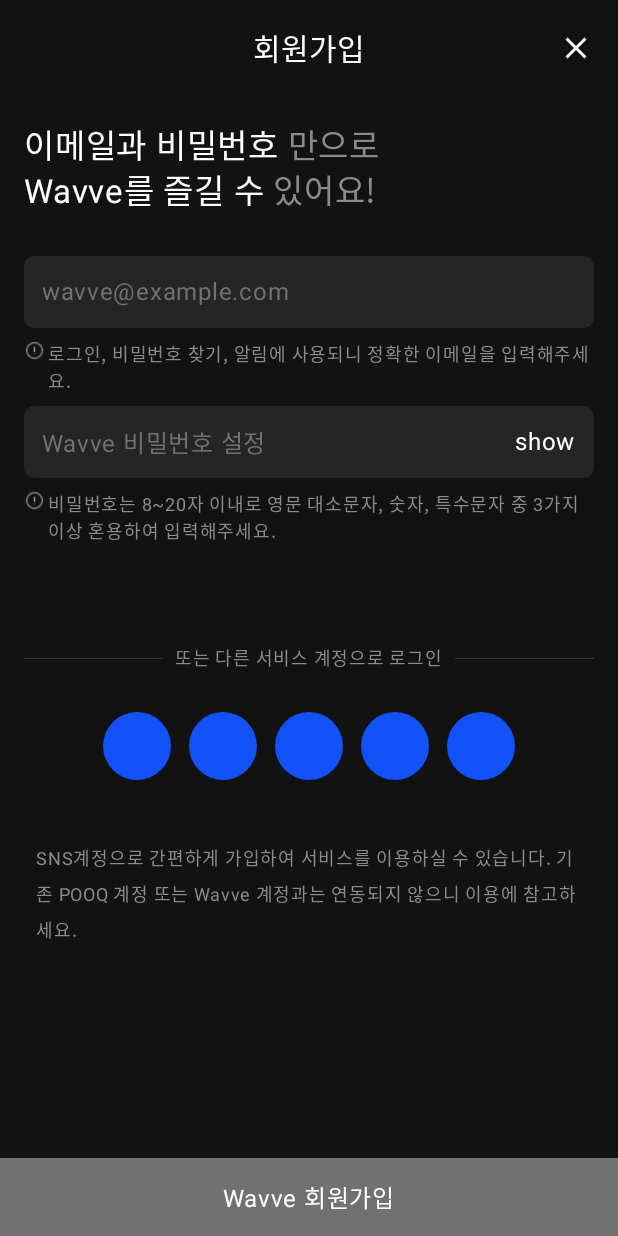
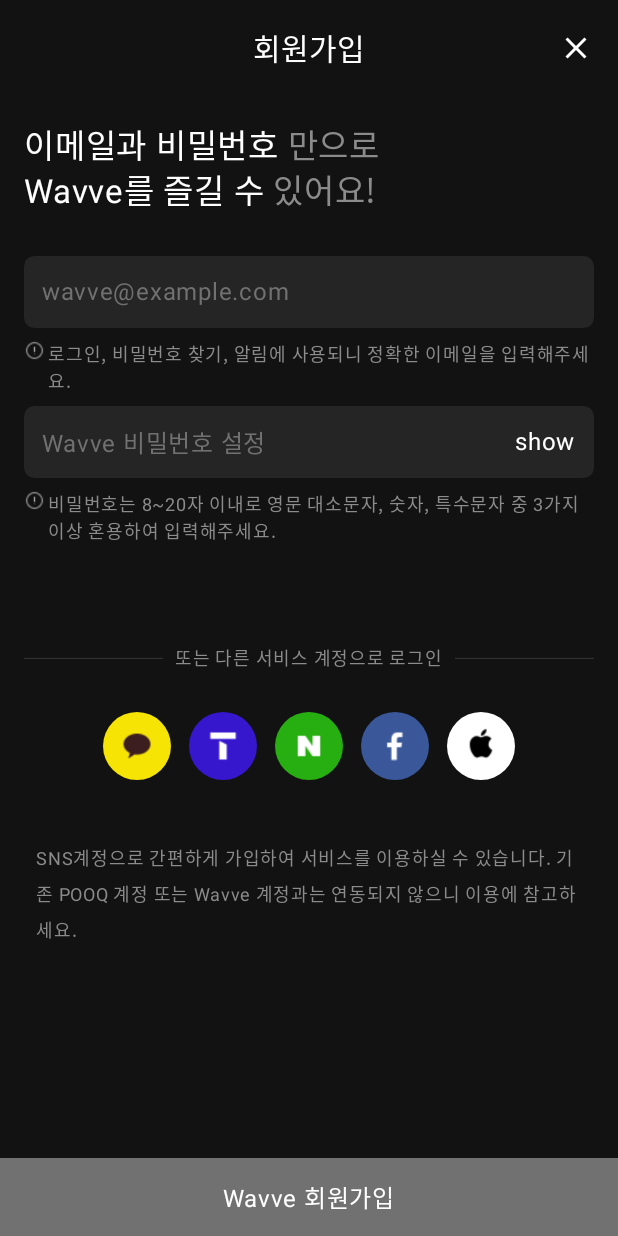
Before and after one commit to AND-SOPT-ANDROID/jihyeon-jin, an Android app built with Jetpack Compose: the SignUpActivity screen opened directly, with no data from a screen before it, on a phone screen of 412 x 824 dp. Run offline under Robolectric (Android 15) with nearby library versions, the phone set to English and light mode, and no system bars.

Commit message:
ui/#3 : 간편 로그인 아이템 UI

```diff
--- /dev/null
+++ b/app/src/main/java/org/sopt/and/data/ServiceAccountIconWithColor.kt
@@ -0,0 +1,6 @@
+package org.sopt.and.data
+
+import androidx.compose.ui.graphics.Color
+import androidx.compose.ui.graphics.painter.Painter
+
+data class ServiceAccountIconWithColor(val icon: Painter, val color: Color, val description: String)
--- a/app/src/main/java/org/sopt/and/ui/component/ServiceAccountItemRow.kt
+++ b/app/src/main/java/org/sopt/and/ui/component/ServiceAccountItemRow.kt
@@ -1,5 +1,6 @@
 package org.sopt.and.ui.component
 
+import androidx.compose.foundation.Image
 import androidx.compose.foundation.background
 import androidx.compose.foundation.layout.Arrangement
 import androidx.compose.foundation.layout.Box
@@ -12,26 +13,81 @@ import androidx.compose.runtime.Composable
 import androidx.compose.ui.Alignment
 import androidx.compose.ui.Modifier
 import androidx.compose.ui.draw.clip
+import androidx.compose.ui.graphics.Color
+import androidx.compose.ui.res.painterResource
+import androidx.compose.ui.res.stringResource
 import androidx.compose.ui.unit.dp
+import org.sopt.and.R
+import org.sopt.and.data.ServiceAccountIconWithColor
+import org.sopt.and.ui.theme.AppleBg
+import org.sopt.and.ui.theme.FacebookBg
+import org.sopt.and.ui.theme.KaKaoBg
+import org.sopt.and.ui.theme.NaverBg
+import org.sopt.and.ui.theme.TBg
 import org.sopt.and.ui.theme.WavvePrimary
 
 @Composable
 fun ServiceAccountItemRow(
     modifier: Modifier = Modifier,
+    items: List<ServiceAccountIconWithColor> = listOf(
+        ServiceAccountIconWithColor(
+            icon = painterResource(R.drawable.ic_kakao),
+            color = KaKaoBg,
+            description = stringResource(
+                R.string.sign_image_description_kakao
+            )
+        ),
+        ServiceAccountIconWithColor(
+            icon = painterResource(R.drawable.ic_t),
+            color = TBg,
+            description = stringResource(
+                R.string.sign_image_description_t
+            )
+        ),
+        ServiceAccountIconWithColor(
+            icon = painterResource(R.drawable.ic_naver),
+            color = NaverBg,
+            description = stringResource(
+                R.string.sign_image_description_naver
+            )
+        ),
+        ServiceAccountIconWithColor(
+            icon = painterResource(R.drawable.ic_facebook),
+            color = FacebookBg,
+            description = stringResource(
+                R.string.sign_image_description_facebook
+            )
+        ),
+        ServiceAccountIconWithColor(
+            icon = painterResource(R.drawable.ic_apple),
+            color = AppleBg,
+            description = stringResource(
+                R.string.sign_image_description_apple
+            )
+        ),
+    )
 ) {
+
     Row(
         modifier = modifier
             .fillMaxWidth()
             .padding(vertical = 24.dp),
         horizontalArrangement = Arrangement.spacedBy(12.dp, Alignment.CenterHorizontally)
-    ) {
-        repeat(5) {
+    )  {
+        items.forEach { item ->
             Box(
                 modifier = Modifier
                     .size(45.dp)
                     .clip(CircleShape)
-                    .background(color = WavvePrimary)
-            )
+                    .background(color = item.color),
+                contentAlignment = Alignment.Center // 아이콘을 중앙에 정렬
+            ) {
+                Image(
+                    painter = item.icon,
+                    contentDescription =  item.description, // 필요에 따라 설명 추가
+                    modifier = Modifier.size(24.dp) // 아이콘 크기 조정
+                )
+            }
         }
     }
 }
--- a/app/src/main/java/org/sopt/and/ui/theme/Color.kt
+++ b/app/src/main/java/org/sopt/and/ui/theme/Color.kt
@@ -20,3 +20,9 @@ val Gray2 = Color(0xFFDDDDDD)
 val Gray3 = Color(0xFF8B8B8B)
 val Gray4 = Color(0xFF434343)
 val Gray5 = Color(0xFF252525)
+
+val KaKaoBg = Color(0xFFF6E405)
+val TBg = Color(0xFF3617CD)
+val NaverBg = Color(0xFF27AF11)
+val AppleBg = Color(0xFFFFFFFF)
+val FacebookBg = Color(0xFF3A5899)
--- a/app/src/main/res/values/strings.xml
+++ b/app/src/main/res/values/strings.xml
@@ -56,6 +56,11 @@
     <string name="sign_in_text_field_hide">hide</string>
     <string name="sign_in_text_field_show">show</string>
     <string name="my_page_contents_image_description_no_content">No Content</string>
+    <string name="sign_image_description_kakao">KaKao Account</string>
+    <string name="sign_image_description_t">T Account</string>
+    <string name="sign_image_description_naver">Naver Account</string>
+    <string name="sign_image_description_facebook">FaceBook Account</string>
+    <string name="sign_image_description_apple">Apple Account</string>
 
     <!--MyPage-->
 
```
Also changed, not shown: app/src/main/java/org/sopt/and/ui/sign/SignUpScreen.kt (+4 -3 lines), app/src/main/res/drawable/ic_apple.png (added), app/src/main/res/drawable/ic_facebook.png (added), app/src/main/res/drawable/ic_kakao.png (added), app/src/main/res/drawable/ic_naver.png (added), app/src/main/res/drawable/ic_t.png (added).
